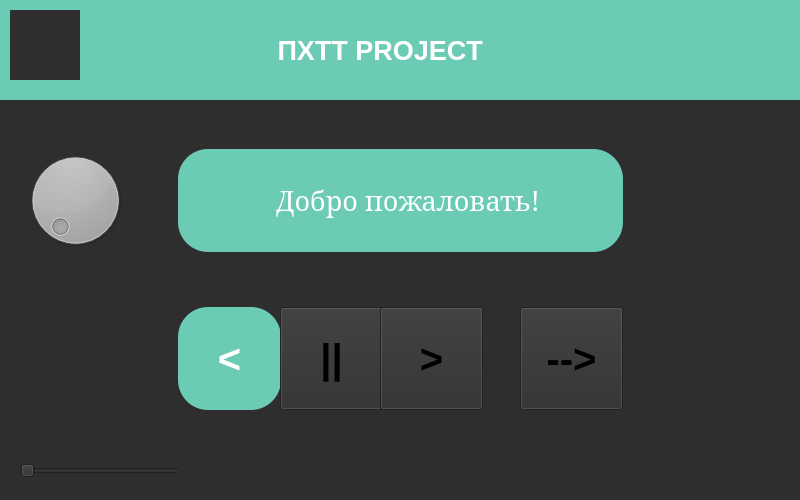
This is design/proect_pizdi.ui in SpyCrabG/Keks as Qt 5 draws it before an edit. The edited form follows.
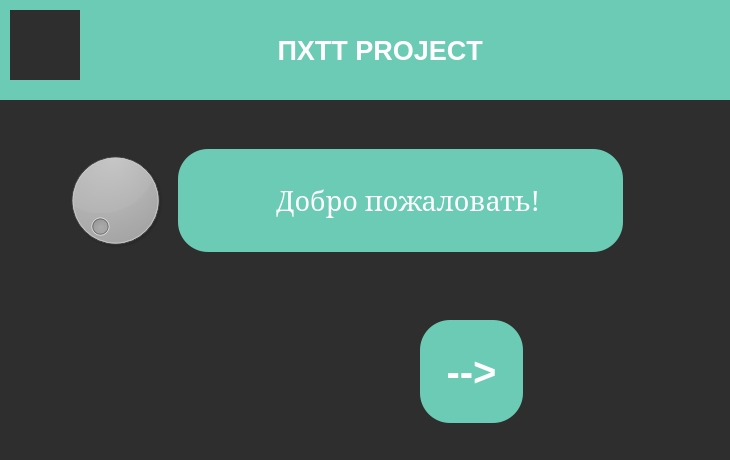
This is the edited form. Icons and pictures are not drawn.

```diff
--- a/design/proect_pizdi.ui
+++ b/design/proect_pizdi.ui
@@ -6,8 +6,8 @@
    <rect>
     <x>0</x>
     <y>0</y>
-    <width>800</width>
-    <height>500</height>
+    <width>730</width>
+    <height>460</height>
    </rect>
   </property>
   <property name="windowTitle">
@@ -101,47 +101,18 @@
    <widget class="QDial" name="dial">
     <property name="geometry">
      <rect>
-      <x>20</x>
+      <x>60</x>
       <y>110</y>
       <width>111</width>
       <height>181</height>
      </rect>
     </property>
    </widget>
-   <widget class="QPushButton" name="btn1">
-    <property name="geometry">
-     <rect>
-      <x>178</x>
-      <y>307</y>
-      <width>103</width>
-      <height>103</height>
-     </rect>
-    </property>
-    <property name="font">
-     <font>
-      <pointsize>30</pointsize>
-      <weight>75</weight>
-      <bold>true</bold>
-     </font>
-    </property>
-    <property name="styleSheet">
-     <string notr="true">QPushButton {
-	background-color: #6BCBB4;
-	border-radius: 30;
-	color: white }
-
-QPushButton:pressed {
-	background-color:	#5AA895; }</string>
-    </property>
-    <property name="text">
-     <string>&lt;</string>
-    </property>
-   </widget>
    <widget class="QPushButton" name="btn2">
     <property name="geometry">
      <rect>
-      <x>280</x>
-      <y>307</y>
+      <x>420</x>
+      <y>320</y>
       <width>103</width>
       <height>103</height>
      </rect>
@@ -160,84 +131,42 @@
 	color: white }
 
 QPushButton:pressed {
-	background-color:	#5AA895; }5AA895</string>
-    </property>
-    <property name="text">
-     <string>||</string>
-    </property>
-   </widget>
-   <widget class="QPushButton" name="btn3">
-    <property name="geometry">
-     <rect>
-      <x>380</x>
-      <y>307</y>
-      <width>103</width>
-      <height>103</height>
-     </rect>
-    </property>
-    <property name="font">
-     <font>
-      <pointsize>30</pointsize>
-      <weight>75</weight>
-      <bold>true</bold>
-     </font>
-    </property>
-    <property name="styleSheet">
-     <string notr="true">QPushButton {
-	background-color: #6BCBB4;
-	border-radius: 30;
-	color: white }
-
-QPushButton:pressed {
-	background-color:	#5AA895; }5AA895</string>
-    </property>
-    <property name="text">
-     <string>&gt;</string>
-    </property>
-   </widget>
-   <widget class="QPushButton" name="btn4">
-    <property name="geometry">
-     <rect>
-      <x>520</x>
-      <y>307</y>
-      <width>103</width>
-      <height>103</height>
-     </rect>
-    </property>
-    <property name="font">
-     <font>
-      <pointsize>30</pointsize>
-      <weight>75</weight>
-      <bold>true</bold>
-     </font>
-    </property>
-    <property name="styleSheet">
-     <string notr="true">QPushButton {
-	background-color: #6BCBB4;
-	border-radius: 30;
-	color: white }
-
-QPushButton:pressed {
-	background-color:	#5AA895; }5AA895</string>
+	background-color:	#5AA895; }</string>
     </property>
     <property name="text">
      <string>--&gt;</string>
     </property>
    </widget>
-   <widget class="QSlider" name="slider">
+   <widget class="QPushButton" name="btn1">
     <property name="geometry">
      <rect>
-      <x>20</x>
-      <y>460</y>
-      <width>160</width>
-      <height>22</height>
+      <x>230</x>
+      <y>312</y>
+      <width>121</width>
+      <height>121</height>
      </rect>
     </property>
     <property name="styleSheet">
-     <string notr="true"/>
+     <string notr="true">QPushButton {
+	background-color: rgba(255, 255, 255, 0);
+	border-radius: 30;
+	color: white }
+
+QPushButton:pressed {
+	background-color:	#5AA895; }</string>
     </property>
-    <property name="orientation">
-     <enum>Qt::Horizontal</enum>
+    <property name="text">
+     <string/>
+    </property>
+    <property name="icon">
+     <iconset>
+      <normaloff>../img/3.png</normaloff>../img/3.png</iconset>
+    </property>
+    <property name="iconSize">
+     <size>
+      <width>103</width>
+      <height>103</height>
+     </size>
     </property>
    </widget>
   </widget>
```
Left out of the diff: 7 changed lines with no effect on the pictures.
